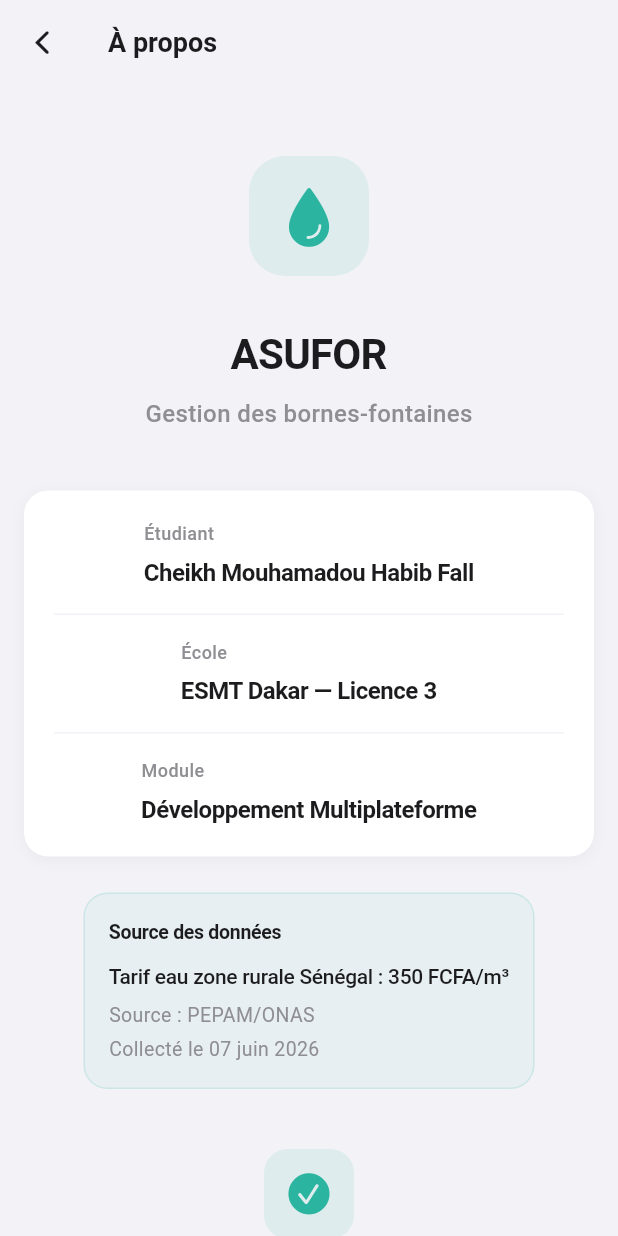
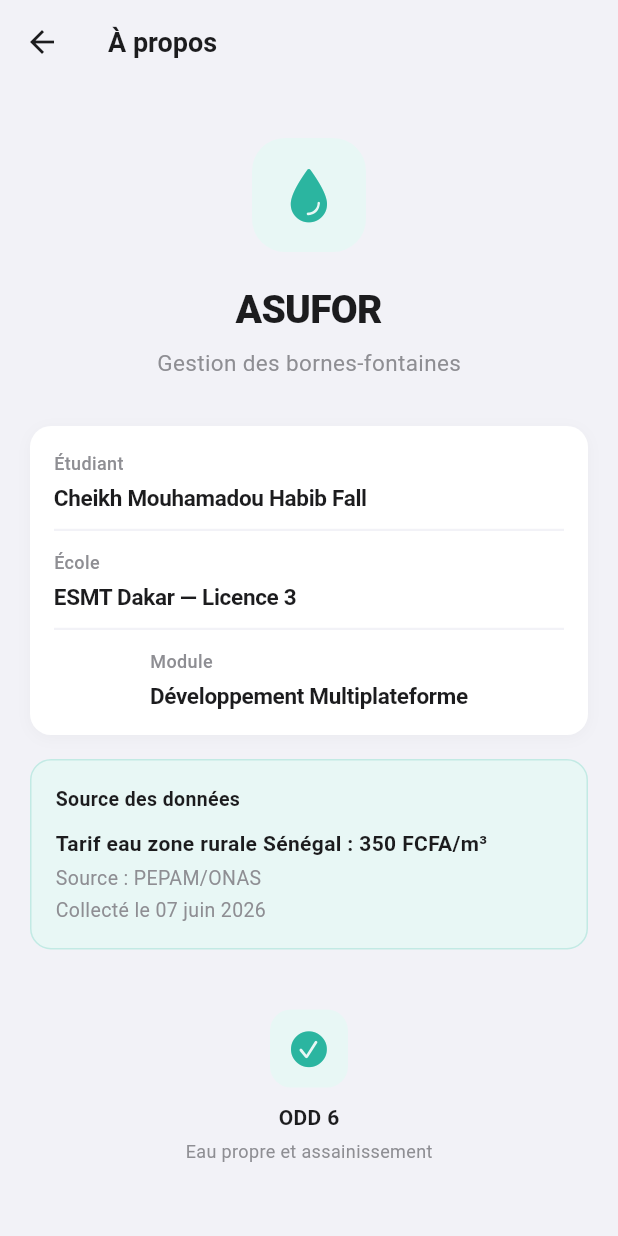
Before and after one commit to habibfl/asufor-bornes-flutter, a Flutter app: the AProposScreen screen opened by its route, on a phone screen of 412 x 824 dp. Run offline on Flutter 3.47's test engine with Material 3 defaults, Android fonts, the phone set to English and light mode, and no system bars.

Commit message:
Ecran a propos et theme couleurs

```diff
--- a/lib/screens/apropos_screen.dart
+++ b/lib/screens/apropos_screen.dart
@@ -1,5 +1,6 @@
 import 'package:flutter/cupertino.dart';
 import 'package:flutter/material.dart';
+import '../main.dart';
 
 class AProposScreen extends StatelessWidget {
   const AProposScreen({super.key});
@@ -7,267 +8,125 @@ class AProposScreen extends StatelessWidget {
   @override
   Widget build(BuildContext context) {
     return Scaffold(
+      backgroundColor: kBackground,
       appBar: AppBar(
-        backgroundColor: const Color(0xFFF2F2F7),
-        foregroundColor: const Color(0xFF1C1C1E),
+        backgroundColor: kBackground,
+        surfaceTintColor: Colors.transparent,
         elevation: 0,
-        title: const Text(
-          'À propos',
-          style: TextStyle(
-            fontSize: 18,
-            fontWeight: FontWeight.w600,
-            color: Color(0xFF1C1C1E),
-          ),
-        ),
-        leading: GestureDetector(
-          onTap: () => Navigator.pop(context),
-          child: const Icon(CupertinoIcons.back, color: Color(0xFF1C1C1E)),
-        ),
+        iconTheme: const IconThemeData(color: kLabel),
+        title: const Text('À propos', style: TextStyle(color: kLabel, fontSize: 18, fontWeight: FontWeight.w600)),
+        centerTitle: false,
       ),
       body: SingleChildScrollView(
-        child: Padding(
-          padding: const EdgeInsets.symmetric(horizontal: 16.0, vertical: 24.0),
-          child: Column(
-            children: [
-              const SizedBox(height: 24),
-              // Logo Goutte d'eau
-              Container(
-                width: 80,
-                height: 80,
-                decoration: BoxDecoration(
-                  color: const Color(0xFF2BB5A0).withValues(alpha: 0.1),
-                  borderRadius: BorderRadius.circular(24),
-                ),
-                child: const Icon(
-                  CupertinoIcons.drop_fill,
-                  color: Color(0xFF2BB5A0),
-                  size: 44,
-                ),
-              ),
-              const SizedBox(height: 32),
-              // Titre principal
-              const Text(
-                'ASUFOR',
-                style: TextStyle(
-                  fontSize: 28,
-                  fontWeight: FontWeight.w700,
-                  color: Color(0xFF1C1C1E),
-                  letterSpacing: -0.5,
-                ),
-              ),
-              const SizedBox(height: 8),
-              const Text(
-                'Gestion des bornes-fontaines',
-                style: TextStyle(
-                  fontSize: 16,
-                  fontWeight: FontWeight.w500,
-                  color: Color(0xFF8E8E93),
-                ),
-              ),
-              const SizedBox(height: 40),
-              // Informations auteur
-              Container(
-                decoration: BoxDecoration(
-                  color: Colors.white,
-                  borderRadius: BorderRadius.circular(16),
-                  boxShadow: [
-                    BoxShadow(
-                      color: Colors.black.withValues(alpha: 0.04),
-                      blurRadius: 8,
-                      offset: const Offset(0, 2),
-                    ),
-                  ],
-                ),
+        physics: const BouncingScrollPhysics(),
         padding: const EdgeInsets.all(20),
         child: Column(
           children: [
-                    // Étudiant
-                    const Column(
+            const SizedBox(height: 16),
+            Container(
+              width: 76,
+              height: 76,
+              decoration: BoxDecoration(
+                color: const Color(0xFFE8F7F5),
+                borderRadius: BorderRadius.circular(22),
+              ),
+              child: const Icon(CupertinoIcons.drop_fill, color: kTeal, size: 40),
+            ),
+            const SizedBox(height: 20),
+            const Text('ASUFOR', style: TextStyle(fontSize: 26, fontWeight: FontWeight.w800, color: kLabel, letterSpacing: -0.5)),
+            const SizedBox(height: 6),
+            const Text('Gestion des bornes-fontaines', style: TextStyle(fontSize: 15, color: kSublabel)),
+            const SizedBox(height: 32),
+            _InfoCard(items: const [
+              _InfoRow(label: 'Étudiant', value: 'Cheikh Mouhamadou Habib Fall'),
+              _InfoRow(label: 'École', value: 'ESMT Dakar — Licence 3'),
+              _InfoRow(label: 'Module', value: 'Développement Multiplateforme'),
+            ]),
+            const SizedBox(height: 16),
+            Container(
+              width: double.infinity,
+              padding: const EdgeInsets.all(16),
+              decoration: BoxDecoration(
+                color: const Color(0xFFE8F7F5),
+                borderRadius: BorderRadius.circular(14),
+                border: Border.all(color: const Color(0xFF2BB5A0).withOpacity(0.2)),
+              ),
+              child: const Column(
                 crossAxisAlignment: CrossAxisAlignment.start,
                 children: [
-                        Text(
-                          'Étudiant',
-                          style: TextStyle(
-                            fontSize: 12,
-                            fontWeight: FontWeight.w500,
-                            color: Color(0xFF8E8E93),
-                            letterSpacing: 0.3,
-                          ),
-                        ),
-                        SizedBox(height: 6),
-                        Text(
-                          'Cheikh Mouhamadou Habib Fall',
-                          style: TextStyle(
-                            fontSize: 16,
-                            fontWeight: FontWeight.w600,
-                            color: Color(0xFF1C1C1E),
-                            letterSpacing: -0.3,
-                          ),
-                        ),
-                      ],
-                    ),
-                    const SizedBox(height: 16),
-                    Container(
-                      height: 1,
-                      color: const Color(0xFFF2F2F7),
-                    ),
-                    const SizedBox(height: 16),
-                    // École
-                    const Column(
-                      crossAxisAlignment: CrossAxisAlignment.start,
-                      children: [
-                        Text(
-                          'École',
-                          style: TextStyle(
-                            fontSize: 12,
-                            fontWeight: FontWeight.w500,
-                            color: Color(0xFF8E8E93),
-                            letterSpacing: 0.3,
-                          ),
-                        ),
-                        SizedBox(height: 6),
-                        Text(
-                          'ESMT Dakar — Licence 3',
-                          style: TextStyle(
-                            fontSize: 16,
-                            fontWeight: FontWeight.w600,
-                            color: Color(0xFF1C1C1E),
-                            letterSpacing: -0.3,
-                          ),
-                        ),
-                      ],
-                    ),
-                    const SizedBox(height: 16),
-                    Container(
-                      height: 1,
-                      color: const Color(0xFFF2F2F7),
-                    ),
-                    const SizedBox(height: 16),
-                    // Module
-                    const Column(
-                      crossAxisAlignment: CrossAxisAlignment.start,
-                      children: [
-                        Text(
-                          'Module',
-                          style: TextStyle(
-                            fontSize: 12,
-                            fontWeight: FontWeight.w500,
-                            color: Color(0xFF8E8E93),
-                            letterSpacing: 0.3,
-                          ),
-                        ),
-                        SizedBox(height: 6),
-                        Text(
-                          'Développement Multiplateforme',
-                          style: TextStyle(
-                            fontSize: 16,
-                            fontWeight: FontWeight.w600,
-                            color: Color(0xFF1C1C1E),
-                            letterSpacing: -0.3,
-                          ),
-                        ),
-                      ],
-                    ),
+                  Text('Source des données', style: TextStyle(fontSize: 13, fontWeight: FontWeight.w700, color: kLabel)),
+                  SizedBox(height: 10),
+                  Text('Tarif eau zone rurale Sénégal : 350 FCFA/m³', style: TextStyle(fontSize: 14, fontWeight: FontWeight.w600, color: kLabel)),
+                  SizedBox(height: 4),
+                  Text('Source : PEPAM/ONAS', style: TextStyle(fontSize: 13, color: kSublabel)),
+                  SizedBox(height: 2),
+                  Text('Collecté le 07 juin 2026', style: TextStyle(fontSize: 13, color: kSublabel)),
                 ],
               ),
             ),
             const SizedBox(height: 24),
-              // Source des données
             Container(
-                decoration: BoxDecoration(
-                  color: const Color(0xFF2BB5A0).withValues(alpha: 0.05),
-                  borderRadius: BorderRadius.circular(16),
-                  border: Border.all(
-                    color: const Color(0xFF2BB5A0).withValues(alpha: 0.15),
-                    width: 1,
+              padding: const EdgeInsets.symmetric(vertical: 16),
+              child: Column(
+                children: [
+                  Container(
+                    width: 52,
+                    height: 52,
+                    decoration: BoxDecoration(color: const Color(0xFFE8F7F5), borderRadius: BorderRadius.circular(14)),
+                    child: const Icon(CupertinoIcons.checkmark_circle_fill, color: kTeal, size: 28),
                   ),
-                ),
-                padding: const EdgeInsets.all(16),
-                child: const Column(
-                  crossAxisAlignment: CrossAxisAlignment.start,
-                  children: [
-                    Text(
-                      'Source des données',
-                      style: TextStyle(
-                        fontSize: 13,
-                        fontWeight: FontWeight.w600,
-                        color: Color(0xFF1C1C1E),
-                        letterSpacing: -0.2,
-                      ),
-                    ),
-                    SizedBox(height: 10),
-                    Text(
-                      'Tarif eau zone rurale Sénégal : 350 FCFA/m³',
-                      style: TextStyle(
-                        fontSize: 14,
-                        fontWeight: FontWeight.w500,
-                        color: Color(0xFF1C1C1E),
-                        letterSpacing: -0.2,
-                      ),
-                    ),
-                    SizedBox(height: 6),
-                    Text(
-                      'Source : PEPAM/ONAS',
-                      style: TextStyle(
-                        fontSize: 13,
-                        fontWeight: FontWeight.w400,
-                        color: Color(0xFF8E8E93),
-                      ),
-                    ),
-                    SizedBox(height: 4),
-                    Text(
-                      'Collecté le 07 juin 2026',
-                      style: TextStyle(
-                        fontSize: 13,
-                        fontWeight: FontWeight.w400,
-                        color: Color(0xFF8E8E93),
+                  const SizedBox(height: 10),
+                  const Text('ODD 6', style: TextStyle(fontSize: 14, fontWeight: FontWeight.w700, color: kLabel)),
+                  const SizedBox(height: 4),
+                  const Text('Eau propre et assainissement', style: TextStyle(fontSize: 12, color: kSublabel)),
+                ],
               ),
             ),
           ],
         ),
       ),
-              const SizedBox(height: 40),
-              // Objectif de développement durable
-              Column(
+    );
+  }
+}
+
+class _InfoCard extends StatelessWidget {
+  final List<_InfoRow> items;
+  const _InfoCard({required this.items});
+
+  @override
+  Widget build(BuildContext context) {
+    return Container(
+      width: double.infinity,
+      padding: const EdgeInsets.all(16),
+      decoration: BoxDecoration(
+        color: kCard,
+        borderRadius: BorderRadius.circular(14),
+        boxShadow: const [BoxShadow(color: Color(0x08000000), blurRadius: 8, offset: Offset(0, 2))],
+      ),
+      child: Column(
+        children: items.asMap().entries.map((e) {
+          final last = e.key == items.length - 1;
+          return Column(
+            crossAxisAlignment: CrossAxisAlignment.start,
             children: [
-                  Container(
-                    width: 60,
-                    height: 60,
-                    decoration: BoxDecoration(
-                      color: const Color(0xFF2BB5A0).withValues(alpha: 0.1),
-                      borderRadius: BorderRadius.circular(16),
-                    ),
-                    child: const Icon(
-                      CupertinoIcons.checkmark_circle_fill,
-                      color: Color(0xFF2BB5A0),
-                      size: 32,
-                    ),
-                  ),
+              Text(e.value.label, style: const TextStyle(fontSize: 12, color: kSublabel, fontWeight: FontWeight.w500)),
+              const SizedBox(height: 4),
+              Text(e.value.value, style: const TextStyle(fontSize: 15, color: kLabel, fontWeight: FontWeight.w600, letterSpacing: -0.2)),
+              if (!last) ...[
                 const SizedBox(height: 12),
-                  const Text(
-                    'ODD 6',
-                    style: TextStyle(
-                      fontSize: 14,
-                      fontWeight: FontWeight.w600,
-                      color: Color(0xFF1C1C1E),
-                    ),
-                  ),
-                  const SizedBox(height: 4),
-                  const Text(
-                    'Eau propre et assainissement',
-                    style: TextStyle(
-                      fontSize: 12,
-                      fontWeight: FontWeight.w500,
-                      color: Color(0xFF8E8E93),
-                    ),
-                  ),
+                const Divider(color: kBackground, thickness: 1.5, height: 0),
+                const SizedBox(height: 12),
               ],
-              ),
-              const SizedBox(height: 40),
             ],
-          ),
-        ),
+          );
+        }).toList(),
       ),
     );
   }
 }
+
+class _InfoRow {
+  final String label;
+  final String value;
+  const _InfoRow({required this.label, required this.value});
+}
```
Lines whose indentation alone changed are shown as unchanged.
